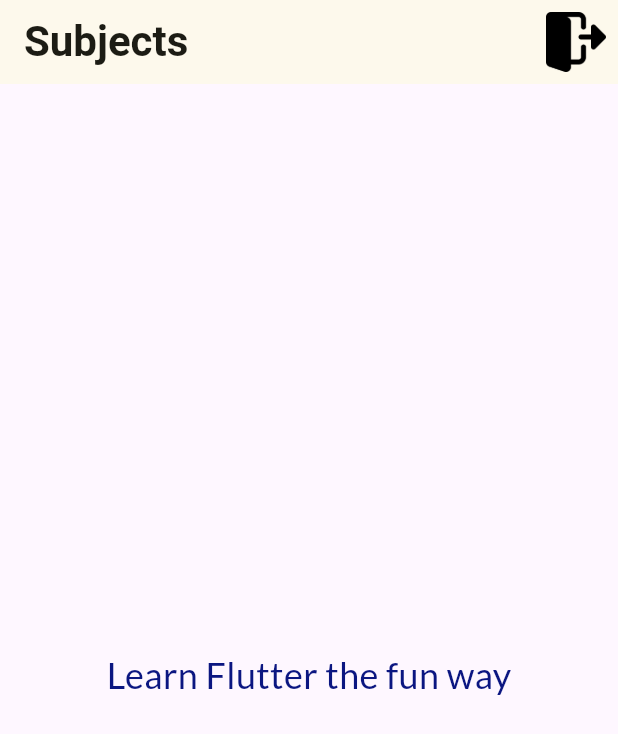
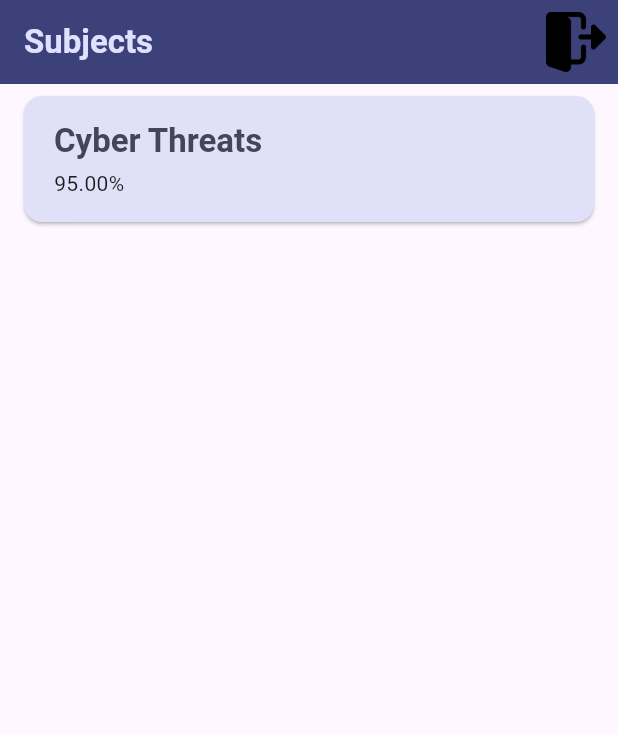
Before and after one commit to OussemaDammak/cyber_security, a Flutter app: the screen it shows after launch, on a phone screen of 412 x 824 dp. Shown: the top 734 px of the screen. Run offline on Flutter 3.47's test engine with Material 3 defaults, Android fonts, the phone set to English and light mode, and no system bars.

Commit message:
create subject screen

```diff
--- a/lib/main.dart
+++ b/lib/main.dart
@@ -1,7 +1,41 @@
 import 'package:flutter/material.dart';
-import 'package:cyber_security/quiz.dart';
+import 'package:cyber_security/widgets/subjects.dart';
+var kColorScheme = ColorScheme.fromSeed(
+  seedColor: const Color.fromARGB(255, 11, 22, 129),
+);
 void main() {
   runApp(
-    const Quiz()
+    MaterialApp(
+
+    theme: ThemeData().copyWith(
+              colorScheme: kColorScheme,
+              appBarTheme: const AppBarTheme().copyWith(
+                backgroundColor: kColorScheme.onPrimaryContainer,
+                foregroundColor: kColorScheme.primaryContainer,
+              ),
+              cardTheme: const CardTheme().copyWith(
+                color: kColorScheme.secondaryContainer,
+                margin: const EdgeInsets.symmetric(
+                  horizontal: 16,
+                  vertical: 8,
+                ),
+              ),
+              elevatedButtonTheme: ElevatedButtonThemeData(
+                style: ElevatedButton.styleFrom(
+                  backgroundColor: kColorScheme.primaryContainer,
+                ),
+              ),
+              textTheme: ThemeData().textTheme.copyWith(
+                    titleLarge: TextStyle(
+                      fontWeight: FontWeight.bold,
+                      color: kColorScheme.onSecondaryContainer,
+                      fontSize: 22,
+                    ),
+                  ),
+            ),
+      themeMode: ThemeMode.system,
+      home: const Subjects(),
+    ),
   );
+
 }
--- /dev/null
+++ b/lib/models/subject.dart
@@ -0,0 +1,16 @@
+import 'package:flutter/material.dart';
+import 'package:uuid/uuid.dart';
+
+const uuid=Uuid();
+
+class Subject{
+  Subject({
+    required this.title,
+    required this.percentage,
+    required this.subjectColor,
+  }): id = uuid.v4() ;
+  final String id;
+  final String title;
+  final double percentage;
+  final Color subjectColor;
+}
--- a/lib/quiz.dart
+++ /dev/null
@@ -1,26 +0,0 @@
-import 'package:flutter/material.dart';
-import 'package:cyber_security/start_screen.dart';
-var kColorScheme = ColorScheme.fromSeed(
-  seedColor: const Color.fromARGB(255, 251, 251, 1),
-);
-
-class Quiz extends StatefulWidget {
-  const Quiz({super.key});
-
-  @override
-  State<Quiz> createState() {
-    return _QuizState();
-  }
-}
-
-class _QuizState extends State<Quiz> {
-  @override
-  Widget build(BuildContext context) {
-    return MaterialApp(
-
-     theme:ThemeData().copyWith(colorScheme:kColorScheme ,),
-    home: const StartScreen(),
-
-    );
-  }
-}
--- a/lib/start_screen.dart
+++ /dev/null
@@ -1,54 +0,0 @@
-import 'package:flutter/material.dart';
-import 'package:google_fonts/google_fonts.dart';
-
-
-class StartScreen extends StatelessWidget {
-  const StartScreen({super.key});
-
-  //final void Function() startQuiz;
-  @override
-  Widget build(context) {
-    return Scaffold(
-      appBar: AppBar(
-
-        centerTitle: false,
-        title: const Text('Subjects', style: TextStyle(fontWeight: FontWeight.bold,fontSize:28,),),
-
-        actions: [
-          IconButton(
-            onPressed: (){},
-            icon: Image.asset(
-              'assets/images/logout.png',),
-              iconSize: 15,
-
-
-          ),
-
-        ],
-
-      ),
-      body: Center(
-        child: Column(
-          mainAxisSize: MainAxisSize.min,
-          children: [
-
-            const SizedBox(
-            height: 50,
-          ),
-             Text(
-              "Learn Flutter the fun way",
-              style: GoogleFonts.lato(
-                color: const Color.fromARGB(255, 11, 22, 129),
-                fontSize: 24,
-              ),
-            ),
-             const SizedBox(
-            height: 30,
-          ),
-
-          ],
-        ),
-      ),
-    );
-  }
-}
--- /dev/null
+++ b/lib/subjects_list/subject_item.dart
@@ -0,0 +1,35 @@
+import 'package:flutter/material.dart';
+import 'package:cyber_security/models/subject.dart';
+
+class SubjectItem extends StatelessWidget {
+  const SubjectItem(this.subject, {super.key});
+
+  final Subject subject;
+
+  @override
+  Widget build(BuildContext context) {
+    return Card(
+      child: Padding(
+        padding: const EdgeInsets.symmetric(
+          horizontal: 20,
+          vertical: 16,
+        ),
+        child: Column(
+          crossAxisAlignment: CrossAxisAlignment.start,
+          children: [
+            Text(
+              subject.title,
+              style:Theme.of(context).textTheme.titleLarge,
+            ),
+            const SizedBox(height:4),
+            Row(
+              children: [
+                Text('${subject.percentage.toStringAsFixed(2)}\%'),
+              ],
+            )
+          ],
+        ),
+      ),
+    );
+  }
+}
--- /dev/null
+++ b/lib/subjects_list/subjects_list.dart
@@ -0,0 +1,28 @@
+import 'package:flutter/material.dart';
+import 'package:cyber_security/models/subject.dart';
+import 'package:cyber_security/subjects_list/subject_item.dart';
+class SubjectsList extends StatelessWidget {
+  const SubjectsList({
+    super.key,
+    required this.subjects,
+  });
+
+  final List<Subject> subjects;
+
+  @override
+  Widget build(BuildContext context) {
+    return ListView.builder(
+      itemCount: subjects.length,
+      itemBuilder: (ctx, index) => Dismissible(
+        key: ValueKey(subjects[index],),
+        background: Container(
+          color: Colors.brown,
+          margin: EdgeInsets.symmetric(
+            horizontal: Theme.of(context).cardTheme.margin!.horizontal,
+          ),
+        ),
+        child: SubjectItem(subjects[index],),
+      ),
+    );
+  }
+}
--- /dev/null
+++ b/lib/widgets/subjects.dart
@@ -0,0 +1,62 @@
+import 'package:flutter/material.dart';
+import 'package:cyber_security/models/subject.dart';
+import 'package:cyber_security/subjects_list/subjects_list.dart';
+
+class Subjects extends StatefulWidget {
+  const Subjects({super.key});
+
+  @override
+  State<StatefulWidget> createState() {
+    return _SubjectsState();
+  }
+}
+
+class _SubjectsState extends State<Subjects> {
+  final List<Subject> _existingSubjects = [
+    Subject(
+      title: "Cyber Threats",
+      percentage: 95,
+      subjectColor: Colors.red,
+    )
+  ];
+
+  @override
+  Widget build(BuildContext context) {
+    final width = MediaQuery.of(context).size.width;
+
+    Widget mainContent = const Center(
+      child: Text('No Subjects Available'),
+    );
+    if (_existingSubjects.isNotEmpty) {
+      mainContent = SubjectsList(
+        subjects: _existingSubjects,
+
+      );
+
+    }
+
+    return Scaffold(
+      appBar: AppBar(
+        centerTitle: false,
+        title: const Text('Subjects'),
+        actions: [
+          IconButton(
+            onPressed: () {},
+            icon: Image.asset('assets/images/logout.png'),
+          )
+        ],
+      ),
+      body: width < 600
+          ? Column(
+              children: [
+                Expanded(child:mainContent, ),
+              ],
+            )
+          : Row(
+              children: [
+                Expanded(child:mainContent, ),
+              ],
+            ),
+    );
+  }
+}
--- a/pubspec.yaml
+++ b/pubspec.yaml
@@ -36,6 +36,7 @@ dependencies:
   # Use with the CupertinoIcons class for iOS style icons.
   cupertino_icons: ^1.0.2
   google_fonts: ^6.1.0
+  uuid: ^4.3.3
 
 dev_dependencies:
   flutter_test:
```
Also changed, not shown: pubspec.lock.
